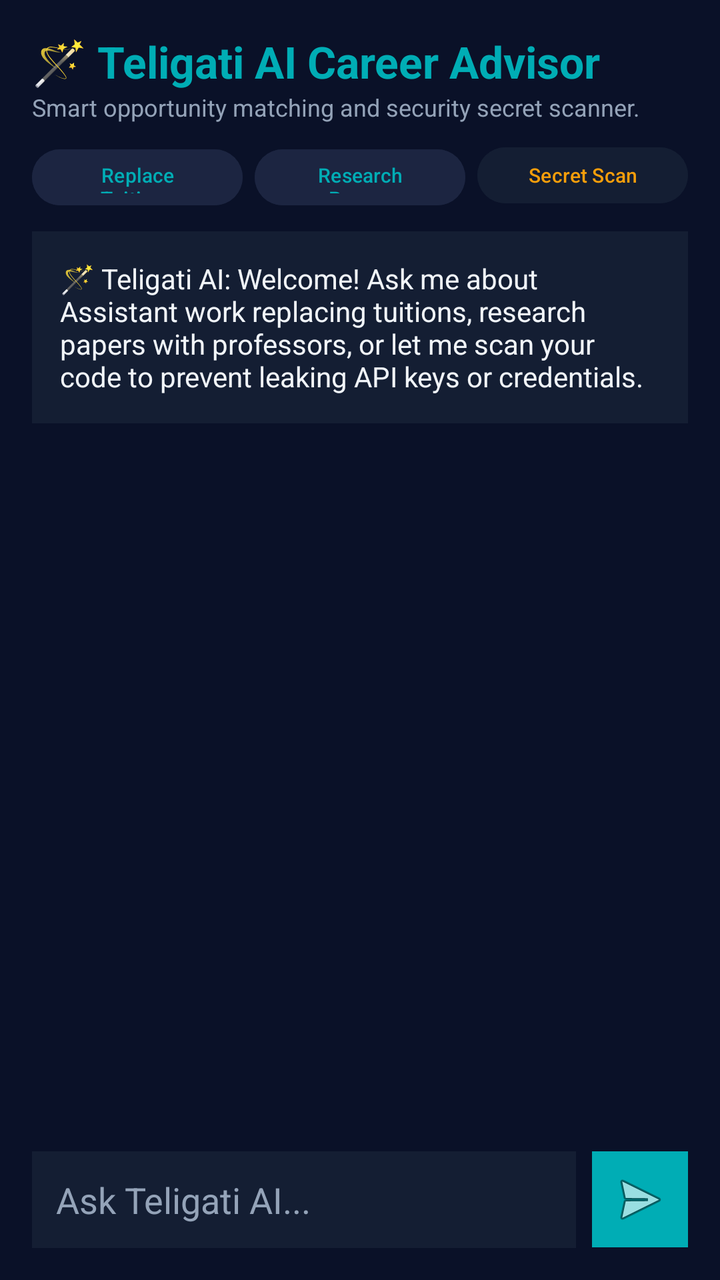
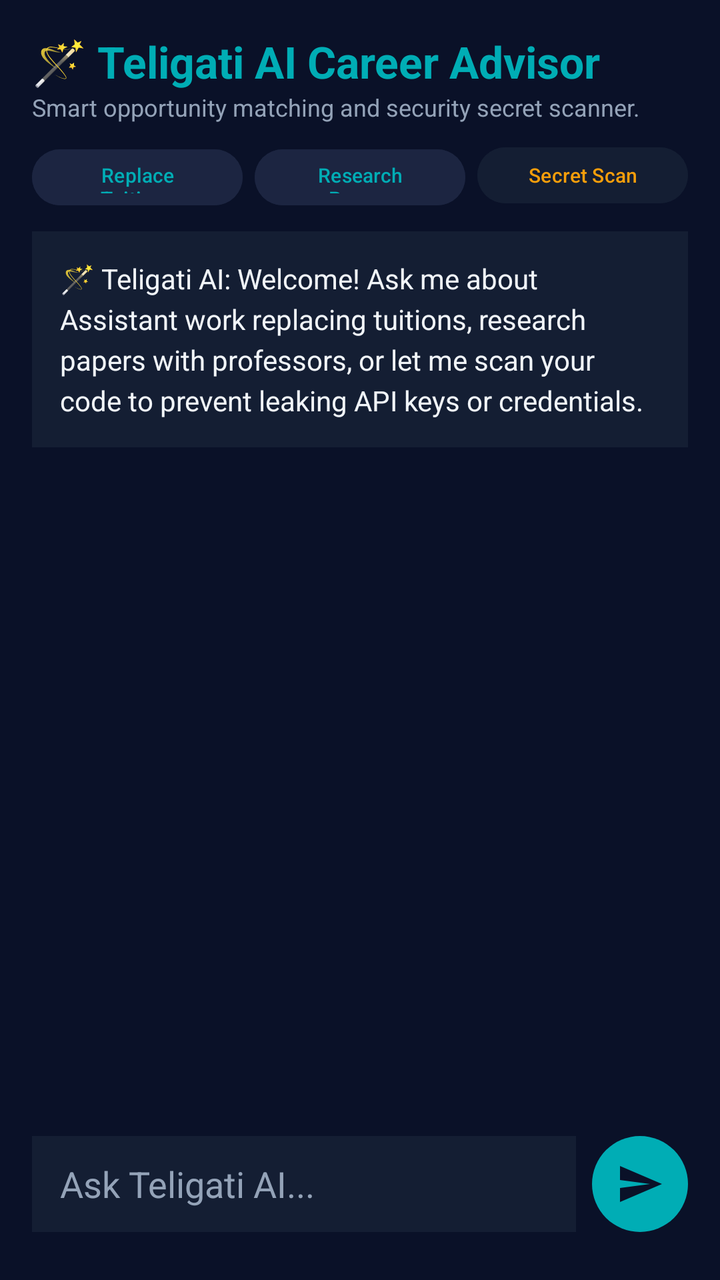

The first picture is an Android layout as it rendered before a commit; the second is the same layout after the commit. The layout source and the unified diff follow.
<!-- AndroidManifest.xml: application theme Theme.WizardsOfTeligati -->
<!-- res/layout/fragment_ai.xml -->
<?xml version="1.0" encoding="utf-8"?>
<LinearLayout xmlns:android="http://schemas.android.com/apk/res/android"
    android:layout_width="match_parent"
    android:layout_height="match_parent"
    android:background="@color/deep_navy"
    android:orientation="vertical"
    android:padding="16dp">

    <TextView
        android:layout_width="wrap_content"
        android:layout_height="wrap_content"
        android:text="🪄 Teligati AI Career Advisor"
        android:textColor="@color/mystic_cyan"
        android:textSize="22sp"
        android:textStyle="bold" />

    <TextView
        android:layout_width="wrap_content"
        android:layout_height="wrap_content"
        android:text="Smart opportunity matching and security secret scanner."
        android:textColor="@color/text_secondary"
        android:textSize="12sp" />

    
    <LinearLayout
        android:layout_width="match_parent"
        android:layout_height="wrap_content"
        android:layout_marginTop="8dp"
        android:orientation="horizontal">

        <Button
            android:id="@+id/chipTuition"
            android:layout_width="0dp"
            android:layout_height="36dp"
            android:layout_weight="1"
            android:backgroundTint="@color/indigo_dark"
            android:text="Replace Tuitions"
            android:textColor="@color/mystic_cyan"
            android:textSize="10sp" />

        <Button
            android:id="@+id/chipResearch"
            android:layout_width="0dp"
            android:layout_height="36dp"
            android:layout_marginStart="6dp"
            android:layout_weight="1"
            android:backgroundTint="@color/indigo_dark"
            android:text="Research Papers"
            android:textColor="@color/mystic_cyan"
            android:textSize="10sp" />

        <Button
            android:id="@+id/chipSecret"
            android:layout_width="0dp"
            android:layout_height="36dp"
            android:layout_marginStart="6dp"
            android:layout_weight="1"
            android:backgroundTint="@color/card_dark"
            android:text="Secret Scan"
            android:textColor="@color/accent_gold"
            android:textSize="10sp" />
    </LinearLayout>

    <ScrollView
        android:layout_width="match_parent"
        android:layout_height="0dp"
        android:layout_marginTop="10dp"
        android:layout_weight="1">

        <TextView
            android:id="@+id/tvAiChat"
            android:layout_width="match_parent"
            android:layout_height="wrap_content"
            android:background="@color/card_dark"
            android:padding="14dp"
            android:text="🪄 Teligati AI: Welcome! Ask me about Assistant work replacing tuitions, research papers with professors, or let me scan your code to prevent leaking API keys or credentials."
            android:textColor="@color/text_primary"
            android:textSize="14sp" />
    </ScrollView>

    <LinearLayout
        android:layout_width="match_parent"
        android:layout_height="wrap_content"
        android:layout_marginTop="8dp"
        android:orientation="horizontal">

        <EditText
            android:id="@+id/etAiPrompt"
            android:layout_width="0dp"
            android:layout_height="wrap_content"
            android:layout_weight="1"
            android:background="@color/card_dark"
            android:hint="Ask Teligati AI..."
            android:padding="12dp"
            android:textColor="@color/text_primary"
            android:textColorHint="@color/text_secondary" />

        <ImageButton
            android:id="@+id/btnSendAi"
            android:layout_width="48dp"
            android:layout_height="48dp"
            android:layout_marginStart="8dp"
            android:background="@color/mystic_cyan"
            android:contentDescription="Send"
            android:src="@android:drawable/ic_menu_send" />
    </LinearLayout>
</LinearLayout>
<!-- resources referenced by this layout -->
<resources>
  <color name="accent_gold">#F59E0B</color>
  <color name="card_dark">#141E33</color>
  <color name="deep_navy">#0A1128</color>
  <color name="indigo_dark">#1C2541</color>
  <color name="mystic_cyan">#00ADB5</color>
  <color name="text_primary">#F1F5F9</color>
  <color name="text_secondary">#94A3B8</color>
  <style name="Theme.WizardsOfTeligati" parent="Theme.Material3.DayNight.NoActionBar">
          <item name="colorPrimary">@color/mystic_cyan</item>
          <item name="colorSecondary">@color/accent_purple</item>
          <item name="android:windowBackground">@color/deep_navy</item>
          <item name="colorSurface">@color/card_dark</item>
          <item name="colorOnSurface">@color/text_primary</item>
          <item name="colorOnPrimary">@color/deep_navy</item>
      </style>
  <color name="accent_purple">#6C63FF</color>
</resources>

<!-- the commit's change to res/layout/fragment_ai.xml (unified diff, before → after) -->
@@ -62,9 +62,11 @@
     </LinearLayout>
 
     <ScrollView
+        android:id="@+id/scrollAiChat"
         android:layout_width="match_parent"
         android:layout_height="0dp"
         android:layout_marginTop="10dp"
+        android:layout_marginBottom="10dp"
         android:layout_weight="1">
 
         <TextView
@@ -73,6 +75,7 @@
             android:layout_height="wrap_content"
             android:background="@color/card_dark"
             android:padding="14dp"
+            android:lineSpacingExtra="4dp"
             android:text="🪄 Teligati AI: Welcome! Ask me about Assistant work replacing tuitions, research papers with professors, or let me scan your code to prevent leaking API keys or credentials."
             android:textColor="@color/text_primary"
             android:textSize="14sp" />
@@ -81,17 +84,19 @@
     <LinearLayout
         android:layout_width="match_parent"
         android:layout_height="wrap_content"
-        android:layout_marginTop="8dp"
+        android:layout_marginBottom="8dp"
+        android:gravity="center_vertical"
         android:orientation="horizontal">
 
         <EditText
             android:id="@+id/etAiPrompt"
             android:layout_width="0dp"
-            android:layout_height="wrap_content"
+            android:layout_height="48dp"
             android:layout_weight="1"
             android:background="@color/card_dark"
             android:hint="Ask Teligati AI..."
-            android:padding="12dp"
+            android:paddingStart="14dp"
+            android:paddingEnd="14dp"
             android:textColor="@color/text_primary"
             android:textColorHint="@color/text_secondary" />
 
@@ -100,8 +105,10 @@
             android:layout_width="48dp"
             android:layout_height="48dp"
             android:layout_marginStart="8dp"
-            android:background="@color/mystic_cyan"
+            android:background="@drawable/bg_send_button"
             android:contentDescription="Send"
-            android:src="@android:drawable/ic_menu_send" />
+            android:padding="12dp"
+            android:scaleType="fitCenter"
+            android:src="@drawable/ic_send" />
     </LinearLayout>
 </LinearLayout>
<!-- resource entries referenced after the edit -->
@@ -7,6 +7,23 @@
   <color name="mystic_cyan">#00ADB5</color>
   <color name="text_primary">#F1F5F9</color>
   <color name="text_secondary">#94A3B8</color>
+  <!-- drawable bg_send_button (drawable) -->
+  <?xml version="1.0" encoding="utf-8"?>
+  <shape xmlns:android="http://schemas.android.com/apk/res/android"
+      android:shape="oval">
+      <solid android:color="@color/mystic_cyan" />
+      <size android:width="48dp" android:height="48dp" />
+  </shape>
+  <!-- drawable ic_send (drawable) -->
+  <vector xmlns:android="http://schemas.android.com/apk/res/android"
+      android:width="24dp"
+      android:height="24dp"
+      android:viewportWidth="24"
+      android:viewportHeight="24">
+      <path
+          android:fillColor="@color/deep_navy"
+          android:pathData="M2.01,21L23,12 2.01,3 2,10l15,2 -15,2z"/>
+  </vector>
   <style name="Theme.WizardsOfTeligati" parent="Theme.Material3.DayNight.NoActionBar">
           <item name="colorPrimary">@color/mystic_cyan</item>
           <item name="colorSecondary">@color/accent_purple</item>
